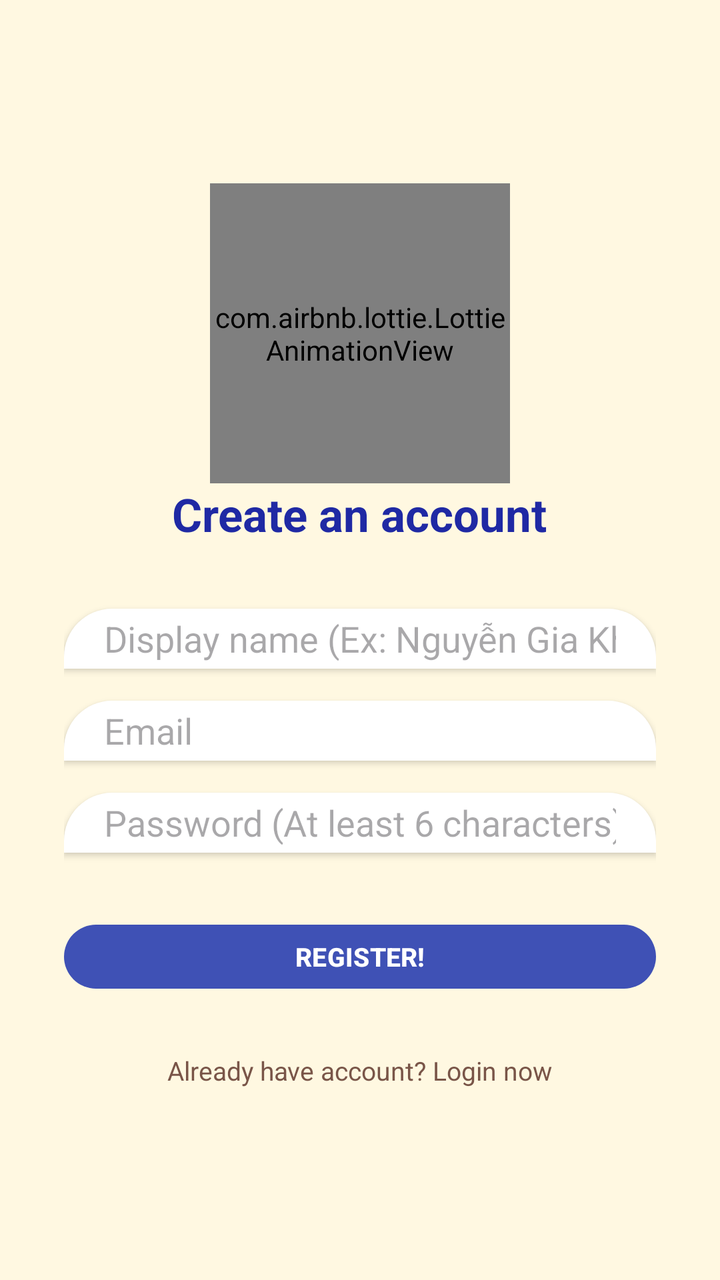
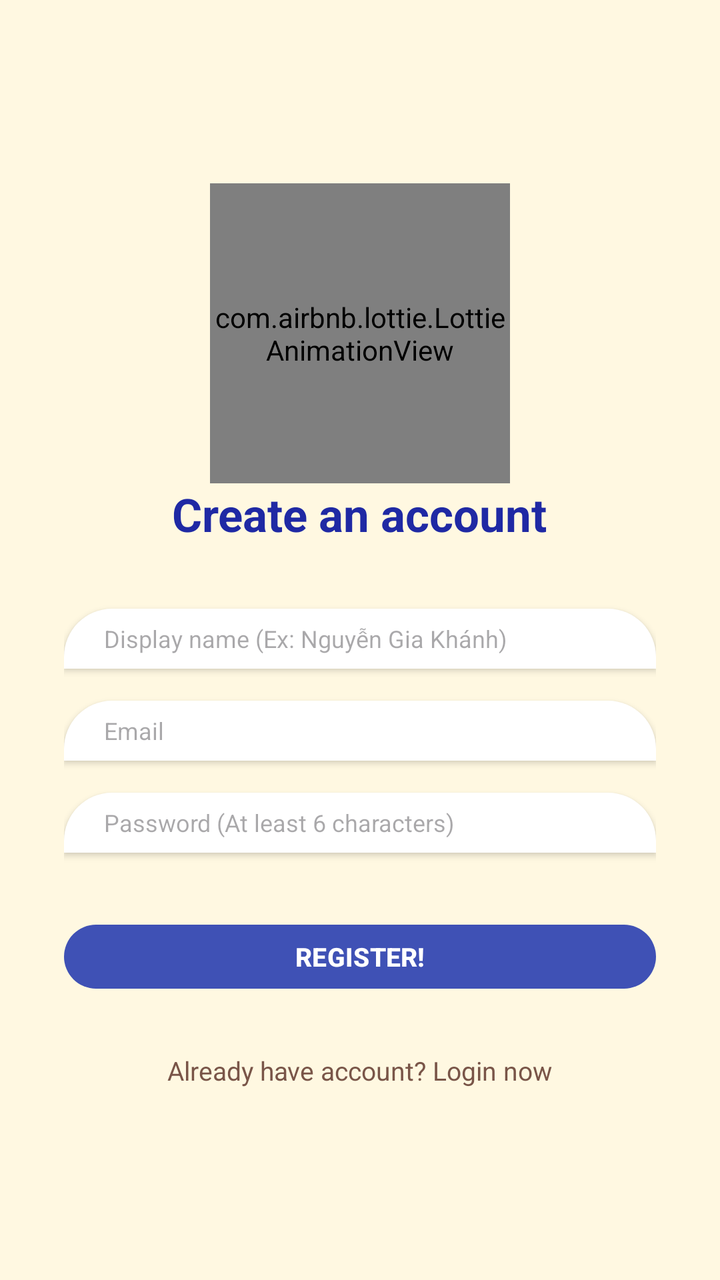

An Android layout rendered at two revisions. The XML below is the earlier revision; the diff shows what the commit changed to produce the second picture.
<!-- AndroidManifest.xml: application theme Theme.LingoEnglishApp -->
<!-- res/layout/activity_register.xml -->
<?xml version="1.0" encoding="utf-8"?>
<LinearLayout xmlns:android="http://schemas.android.com/apk/res/android"
    xmlns:app="http://schemas.android.com/apk/res-auto"
    android:layout_width="match_parent"
    android:layout_height="match_parent"
    android:background="@color/colorBackground"
    android:gravity="center"
    android:orientation="vertical"
    android:padding="32dp">

    

    

    <com.airbnb.lottie.LottieAnimationView
        android:layout_width="150dp"
        android:layout_height="150dp"
        app:lottie_autoPlay="true"
        app:lottie_loop="true"
        app:lottie_rawRes="@raw/corgi_animation2" />

    <TextView
        android:layout_width="wrap_content"
        android:layout_height="wrap_content"
        android:layout_marginBottom="32dp"
        android:text="Create an account"
        android:textColor="@color/colorPrimaryDark"
        android:textSize="23sp"
        android:textStyle="bold" />

    <EditText
        android:id="@+id/edtName"
        android:layout_width="match_parent"
        android:layout_height="30dp"
        android:background="@drawable/bg_bottom_sheet"
        android:elevation="2dp"
        android:textColor="@color/black"
        android:hint="Display name (Ex: Nguyễn Gia Khánh)"
        android:inputType="textPersonName"
        android:paddingHorizontal="20dp" />

    
    <EditText
        android:id="@+id/edtEmailReg"
        android:layout_width="match_parent"
        android:layout_height="30dp"
        android:layout_marginTop="16dp"
        android:background="@drawable/bg_bottom_sheet"
        android:elevation="2dp"
        android:textColor="@color/black"
        android:hint="Email"
        android:inputType="textEmailAddress"
        android:paddingHorizontal="20dp" />

    
    <EditText
        android:id="@+id/edtPasswordReg"
        android:layout_width="match_parent"
        android:layout_height="30dp"
        android:layout_marginTop="16dp"
        android:background="@drawable/bg_bottom_sheet"
        android:elevation="2dp"
        android:textColor="@color/black"
        android:hint="Password (At least 6 characters)"
        android:inputType="textPassword"
        android:paddingHorizontal="20dp" />

    <com.google.android.material.button.MaterialButton
        android:id="@+id/btnRegister"
        android:layout_width="match_parent"
        android:layout_height="40dp"
        android:layout_marginTop="32dp"
        android:text="REGISTER!"
        android:textSize="13sp"
        android:textStyle="bold"
        app:backgroundTint="@color/colorPrimary"
        app:cornerRadius="16dp" />

    <TextView
        android:id="@+id/tvGoToLogin"
        android:layout_width="wrap_content"
        android:layout_height="wrap_content"
        android:layout_marginTop="24dp"
        android:padding="4dp"
        android:text="Already have account? Login now"
        android:textColor="@color/colorTextSecondary"
        android:textSize="13sp" />

</LinearLayout>
<!-- resources referenced by this layout -->
<resources>
  <color name="black">#000000</color>
  <color name="colorBackground">#FFF8E1</color>
  <color name="colorPrimary">#3F51B5</color>
  <color name="colorPrimaryDark">#1F29A4</color>
  <color name="colorTextSecondary">#795548</color>
  <!-- drawable bg_bottom_sheet (drawable) -->
  <?xml version="1.0" encoding="utf-8"?>
  <shape xmlns:android="http://schemas.android.com/apk/res/android"
      android:shape="rectangle">
  
      
      <solid android:color="#FFFFFF" />
  
      
      <corners
          android:topLeftRadius="24dp"
          android:topRightRadius="24dp" />
  
  </shape>
  <style name="Theme.LingoEnglishApp" parent="Base.Theme.LingoEnglishApp" />
  <style name="Base.Theme.LingoEnglishApp" parent="Theme.Material3.DayNight.NoActionBar">
          
          
      </style>
</resources>

<!-- the commit's change to res/layout/activity_register.xml (unified diff, before → after) -->
@@ -34,6 +34,7 @@
         android:layout_height="30dp"
         android:background="@drawable/bg_bottom_sheet"
         android:elevation="2dp"
+        android:textSize="12sp"
         android:textColor="@color/black"
         android:hint="Display name (Ex: Nguyễn Gia Khánh)"
         android:inputType="textPersonName"
@@ -47,6 +48,7 @@
         android:layout_marginTop="16dp"
         android:background="@drawable/bg_bottom_sheet"
         android:elevation="2dp"
+        android:textSize="12sp"
         android:textColor="@color/black"
         android:hint="Email"
         android:inputType="textEmailAddress"
@@ -60,6 +62,7 @@
         android:layout_marginTop="16dp"
         android:background="@drawable/bg_bottom_sheet"
         android:elevation="2dp"
+        android:textSize="12sp"
         android:textColor="@color/black"
         android:hint="Password (At least 6 characters)"
         android:inputType="textPassword"
